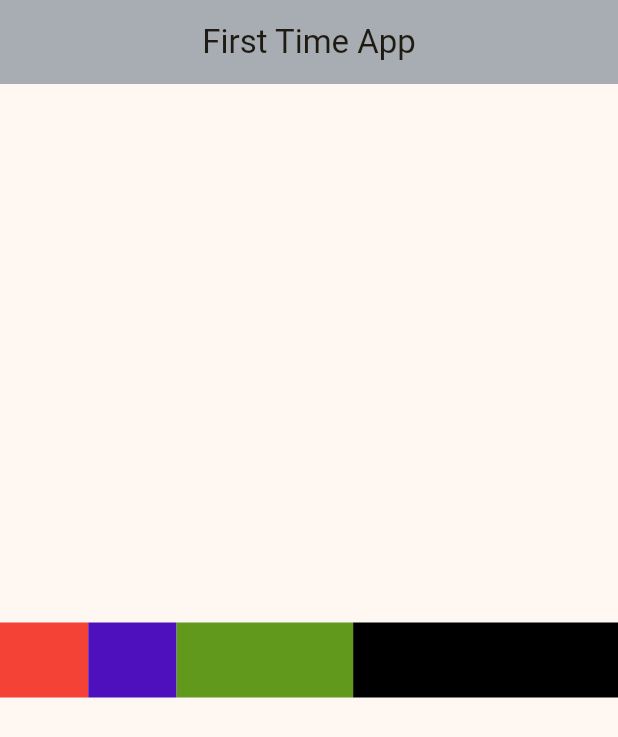
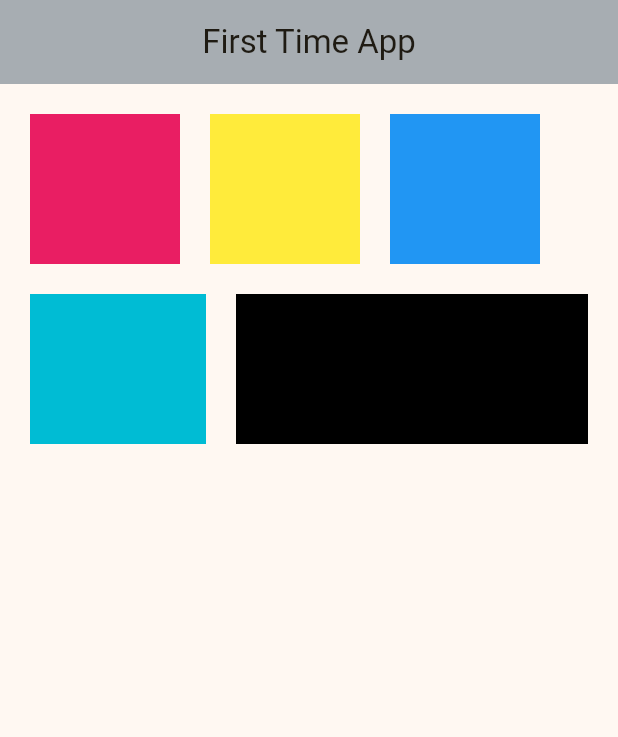
Before and after one commit to titisakk/mytestapp, a Flutter app: the screen it shows after launch, on a phone screen of 412 x 824 dp. Shown: the top 737 px of the screen. Run offline on Flutter 3.47's test engine with Material 3 defaults, Android fonts, the phone set to English and light mode, and no system bars.

Commit message:
Excercise2

```diff
--- a/lib/main.dart
+++ b/lib/main.dart
@@ -25,30 +25,36 @@ class HomeScreen extends StatelessWidget {
   @override
   Widget build(BuildContext context) {
     return Scaffold(
-      appBar: AppBar(title: Text('First Time App'), backgroundColor: const Color.fromARGB(255, 167, 173, 178), centerTitle: true),
-      body: Center(
-        // child: Container(
-        // height: 250,
-        // width: 250,
-        // padding: EdgeInsets.only(left: 50,top: 30),
-        // decoration:BoxDecoration(
-        //   color: const Color.fromARGB(255, 26, 20, 142),
-        //   borderRadius: BorderRadius.circular(25)) ,
-        // child: Text('Hello    Thitisak Phanthip 660710593',
-        //   style: TextStyle(
-        //     fontSize: 32,
-        //     fontFamily: 'DroidSans',
-        //     color: Color.fromARGB(255, 72, 226, 221),
-        //     fontWeight: FontWeight.w900,
-        //   ),),),
-        child:Row(mainAxisAlignment: MainAxisAlignment.start,
+      appBar: AppBar(
+        title: Text('First Time App'),
+        backgroundColor: const Color.fromARGB(255, 167, 173, 178),
+        centerTitle: true,
+      ),
+      body: Column(
+        mainAxisAlignment: MainAxisAlignment.start,
         children: [
-          Expanded(child:Container(height: 50,width: 100,color: Colors.red)),
-          Expanded(flex: 1,child:Container(height: 50,color: const Color.fromARGB(255, 78, 15, 188))),
-          Expanded(flex: 2,child:Container(height: 50,color: const Color.fromARGB(255, 97, 153, 29))),
-          Expanded(flex: 3,child:Container(height: 50,color: const Color.fromARGB(255, 0, 0, 0))),
-        ],
-        )));
+          SizedBox(height: 20),
+          Row(
+            mainAxisAlignment: MainAxisAlignment.start,
+            children: [
+              SizedBox(width: 20),
+              Container(height: 100, width: 100, color: Colors.pink),
+              SizedBox(width: 20),
+              Container(height: 100, width: 100, color: Colors.yellow),
+              SizedBox(width: 20),
+              Container(height: 100, width: 100, color: Colors.blue),
+            ],),
+            SizedBox(height: 20),
+          Row(
+            mainAxisAlignment: MainAxisAlignment.start,
+            children: [
+              SizedBox(width: 20),
+              Expanded(flex: 1,child :Container(height: 100, color: Colors.cyan)),
+              SizedBox(width: 20),
+              Expanded(flex: 2,child :Container(height: 100, color: Colors.black)),
+              SizedBox(width: 20)
+            ],
+          )
+        ]));
   }
-
 }
```
